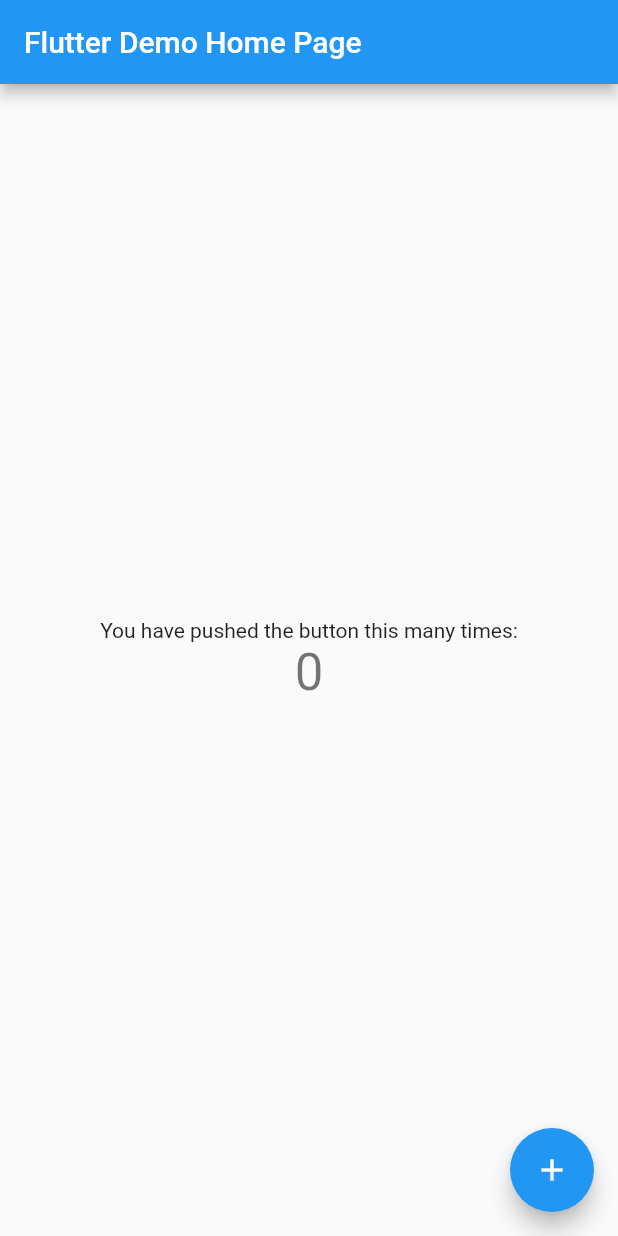
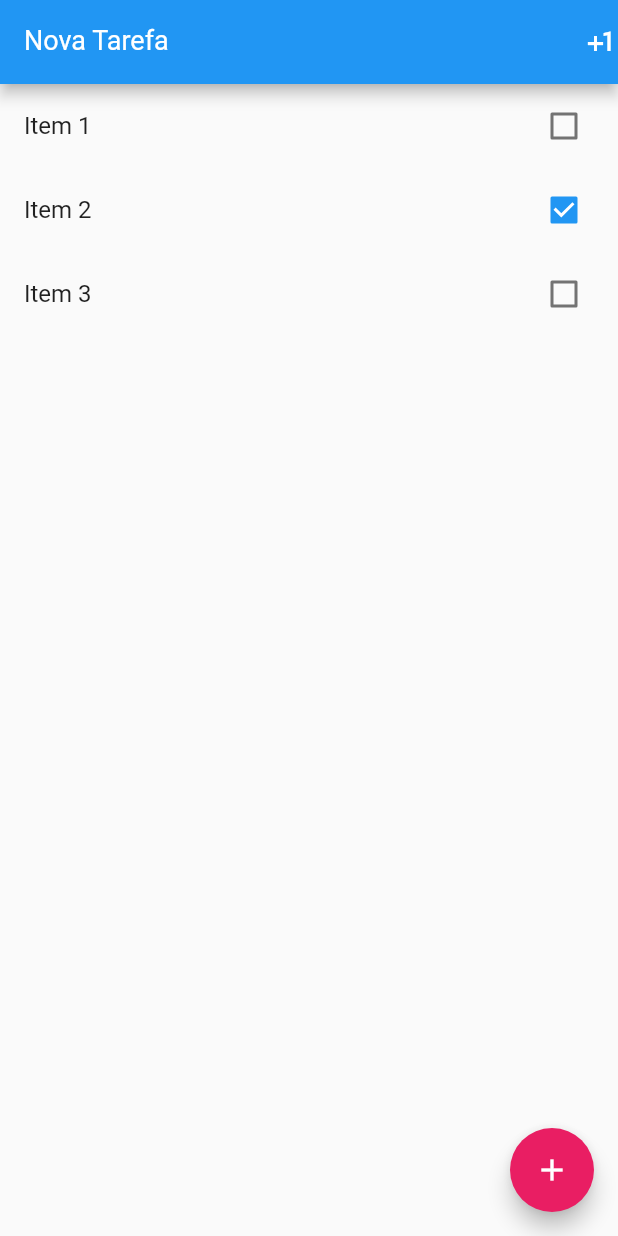
Before and after one commit to anahelenasilva/todo_flutter, a Flutter app: the screen it shows after launch, on a phone screen of 412 x 824 dp. Run offline on Flutter 3.47's test engine with Material 2 defaults, Android fonts, the phone set to English and light mode, and no system bars.

Commit message:
Add and removing items

```diff
--- a/lib/main.dart
+++ b/lib/main.dart
@@ -1,4 +1,6 @@
 import 'package:flutter/material.dart';
+
+import 'models/item.dart';
 
 void main() => runApp(MyApp());
 
@@ -7,105 +9,104 @@ class MyApp extends StatelessWidget {
   @override
   Widget build(BuildContext context) {
     return MaterialApp(
-      title: 'Flutter Demo',
+      title: 'Todo List',
+      debugShowCheckedModeBanner: false,
       theme: ThemeData(
-        // This is the theme of your application.
-        //
-        // Try running your application with "flutter run". You'll see the
-        // application has a blue toolbar. Then, without quitting the app, try
-        // changing the primarySwatch below to Colors.green and then invoke
-        // "hot reload" (press "r" in the console where you ran "flutter run",
-        // or simply save your changes to "hot reload" in a Flutter IDE).
-        // Notice that the counter didn't reset back to zero; the application
-        // is not restarted.
         primarySwatch: Colors.blue,
       ),
-      home: MyHomePage(title: 'Flutter Demo Home Page'),
+      home: HomePage(),
     );
   }
 }
 
-class MyHomePage extends StatefulWidget {
-  MyHomePage({Key key, this.title}) : super(key: key);
+class HomePage extends StatefulWidget {
+  var items = new List<Item>();
 
-  // This widget is the home page of your application. It is stateful, meaning
-  // that it has a State object (defined below) that contains fields that affect
-  // how it looks.
+  HomePage() {
+    items = [];
 
-  // This class is the configuration for the state. It holds the values (in this
-  // case the title) provided by the parent (in this case the App widget) and
-  // used by the build method of the State. Fields in a Widget subclass are
-  // always marked "final".
-
-  final String title;
+    items.add(Item(title: 'Item 1', done: false));
+    items.add(Item(title: 'Item 2', done: true));
+    items.add(Item(title: 'Item 3', done: false));
+  }
 
   @override
-  _MyHomePageState createState() => _MyHomePageState();
+  _HomePageState createState() => _HomePageState();
 }
 
-class _MyHomePageState extends State<MyHomePage> {
-  int _counter = 0;
+class _HomePageState extends State<HomePage> {
+  var newTaskController = TextEditingController();
 
-  void _incrementCounter() {
+  void add() {
+    if (newTaskController.text.isEmpty) return;
+
     setState(() {
-      // This call to setState tells the Flutter framework that something has
-      // changed in this State, which causes it to rerun the build method below
-      // so that the display can reflect the updated values. If we changed
-      // _counter without calling setState(), then the build method would not be
-      // called again, and so nothing would appear to happen.
-      _counter++;
+      widget.items.add(Item(
+        title: newTaskController.text,
+        done: false,
+      ));
+      newTaskController.clear();
+      //ou
+      // newTaskController.text = "";
+    });
+  }
+
+  void remove(int index) {
+    setState(() {
+      widget.items.removeAt(index);
     });
   }
 
   @override
   Widget build(BuildContext context) {
-    // This method is rerun every time setState is called, for instance as done
-    // by the _incrementCounter method above.
-    //
-    // The Flutter framework has been optimized to make rerunning build methods
-    // fast, so that you can just rebuild anything that needs updating rather
-    // than having to individually change instances of widgets.
     return Scaffold(
       appBar: AppBar(
-        // Here we take the value from the MyHomePage object that was created by
-        // the App.build method, and use it to set our appbar title.
-        title: Text(widget.title),
+        title: TextFormField(
+          controller: newTaskController,
+          keyboardType: TextInputType.text,
+          style: TextStyle(
+            color: Colors.white,
+            fontSize: 18,
+          ),
+          decoration: InputDecoration(
+            labelText: "Nova Tarefa",
+            labelStyle: TextStyle(color: Colors.white),
+          ),
+        ),
+        actions: <Widget>[
+          Icon(Icons.plus_one),
+        ],
       ),
-      body: Center(
-        // Center is a layout widget. It takes a single child and positions it
-        // in the middle of the parent.
-        child: Column(
-          // Column is also a layout widget. It takes a list of children and
-          // arranges them vertically. By default, it sizes itself to fit its
-          // children horizontally, and tries to be as tall as its parent.
-          //
-          // Invoke "debug painting" (press "p" in the console, choose the
-          // "Toggle Debug Paint" action from the Flutter Inspector in Android
-          // Studio, or the "Toggle Debug Paint" command in Visual Studio Code)
-          // to see the wireframe for each widget.
-          //
-          // Column has various properties to control how it sizes itself and
-          // how it positions its children. Here we use mainAxisAlignment to
-          // center the children vertically; the main axis here is the vertical
-          // axis because Columns are vertical (the cross axis would be
-          // horizontal).
-          mainAxisAlignment: MainAxisAlignment.center,
-          children: <Widget>[
-            Text(
-              'You have pushed the button this many times:',
-            ),
-            Text(
-              '$_counter',
-              style: Theme.of(context).textTheme.display1,
-            ),
-          ],
-        ),
+      body: ListView.builder(
+        itemCount: widget.items.length,
+        itemBuilder: (BuildContext context, int index) {
+          final item = widget.items[index];
+          return Dismissible(
+              key: Key(item.title),
+              background: Container(
+                color: Colors.red.withOpacity(0.2),
+              ),
+              onDismissed: (direction) {
+                // if(direction == DismissDirection.startToEnd)
+                // if(direction == DismissDirection.endToStart)
+                remove(index);
+              },
+              child: CheckboxListTile(
+                title: Text(item.title),
+                value: item.done,
+                onChanged: (value) {
+                  setState(() {
+                    item.done = value;
+                  });
+                },
+              ));
+        },
       ),
       floatingActionButton: FloatingActionButton(
-        onPressed: _incrementCounter,
-        tooltip: 'Increment',
+        onPressed: add,
         child: Icon(Icons.add),
-      ), // This trailing comma makes auto-formatting nicer for build methods.
+        backgroundColor: Colors.pink,
+      ),
     );
   }
 }
--- /dev/null
+++ b/lib/models/item.dart
@@ -0,0 +1,18 @@
+class Item {
+  String title;
+  bool done;
+
+  Item({this.title, this.done});
+
+  Item.fromJson(Map<String, dynamic> json) {
+    title = json['title'];
+    done = json['done'];
+  }
+
+  Map<String, dynamic> toJson() {
+    final Map<String, dynamic> data = new Map<String, dynamic>();
+    data['title'] = this.title;
+    data['done'] = this.done;
+    return data;
+  }
+}
```
